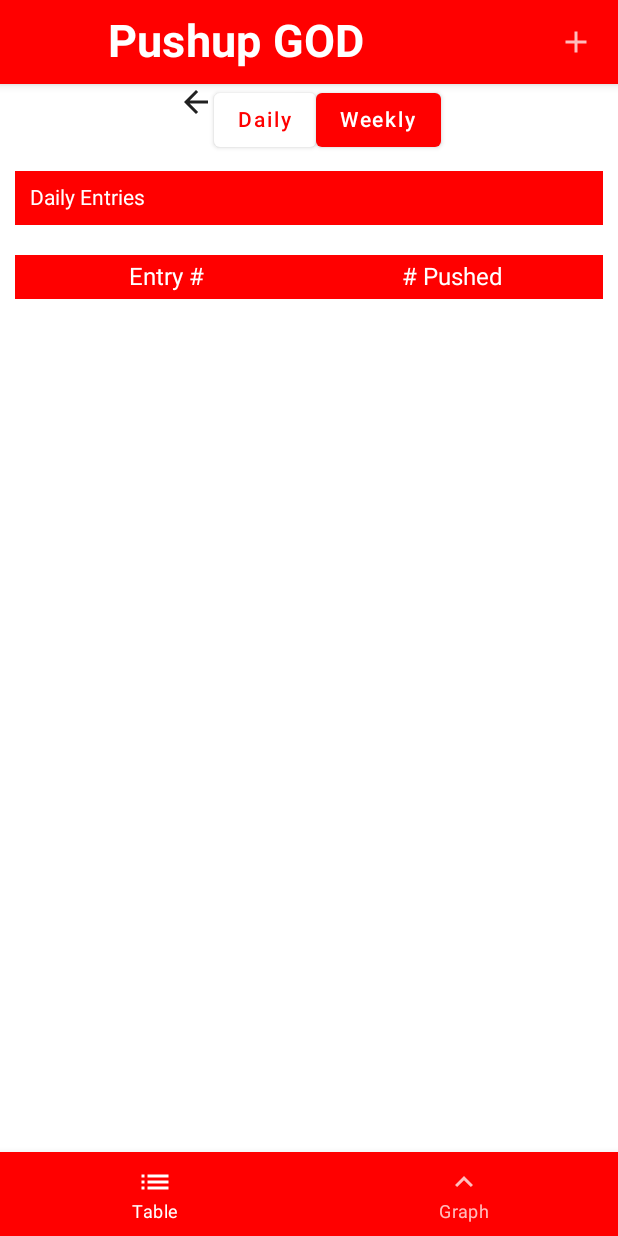
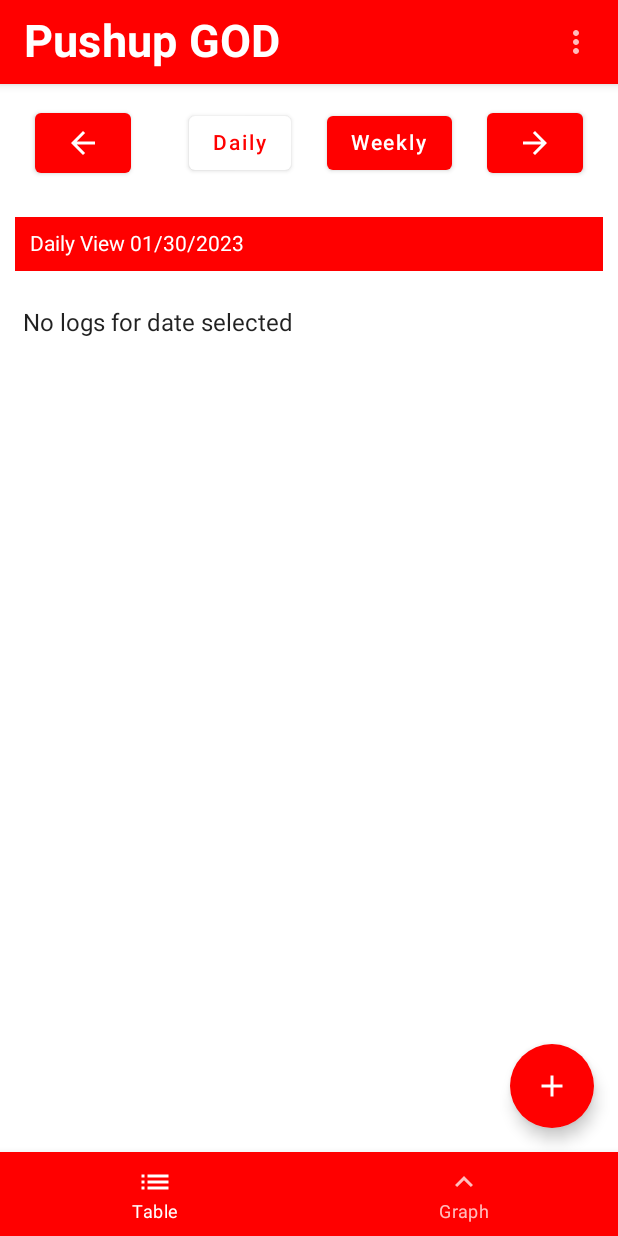
Before and after one commit to NShanklin22/PushupGod, an Android app built with Jetpack Compose: the screen it shows after launch (MainActivity), on a phone screen of 412 x 824 dp. Run offline under Robolectric (Android 15) with nearby library versions, the phone set to English and light mode, and no system bars; our stand-ins replace Room's generated code, accompanist, livedata-compose.

Commit message:
Made several changes before finishing up block of study time

```diff
--- a/app/src/main/java/com/example/pushupgod/MainActivity.kt
+++ b/app/src/main/java/com/example/pushupgod/MainActivity.kt
@@ -10,6 +10,8 @@ import androidx.activity.ComponentActivity
 import androidx.activity.compose.setContent
 import androidx.compose.foundation.layout.*
 import androidx.compose.material.*
+import androidx.compose.material.icons.Icons
+import androidx.compose.material.icons.filled.Add
 import androidx.compose.runtime.*
 import androidx.compose.runtime.livedata.observeAsState
 import androidx.compose.ui.Modifier
@@ -91,6 +93,16 @@ fun ScreenSetup(viewModel: MainViewModel){
 
     Scaffold(
         topBar = { TopNavigationBar(navController = navController, viewModel) },
+        floatingActionButton = {
+            FloatingActionButton(
+                onClick = {
+                    viewModel.NewEntrySelected = true
+                }
+            ) {
+                // Add an icon to the FAB using the Icon component
+                Icon(imageVector = Icons.Default.Add, contentDescription = "Add a new entry")
+            }
+        },
         content = { NavigationHost(navController = navController, viewModel)},
         bottomBar = { BottomNavigationBar(navController = navController) }
     )
@@ -98,8 +110,6 @@ fun ScreenSetup(viewModel: MainViewModel){
 
 @Composable
 fun NavigationHost(navController: NavHostController, viewModel: MainViewModel){
-    val allLogs by viewModel.allLogs.observeAsState(listOf())
-
     NavHost(
         navController = navController,
         startDestination = NavRoutes.Splash.route,
@@ -108,7 +118,7 @@ fun NavigationHost(navController: NavHostController, viewModel: MainViewModel){
             AnimatedSplashScreen(navController)
         }
         composable(NavRoutes.Table.route){
-            TableScreen(allLogs,viewModel)
+            TableScreen(viewModel)
         }
         composable(NavRoutes.Graph.route){
             GraphScreen()
--- a/app/src/main/java/com/example/pushupgod/database/LogDAO.kt
+++ b/app/src/main/java/com/example/pushupgod/database/LogDAO.kt
@@ -1,6 +1,7 @@
 package com.example.pushupgod
 
 import androidx.lifecycle.LiveData
+import androidx.lifecycle.MutableLiveData
 import androidx.room.Dao
 import androidx.room.Insert
 import androidx.room.Query
@@ -21,6 +22,14 @@ interface PushupLogDao {
     @Query("SELECT * FROM pushupLogs")
     fun getAllLogs(): LiveData<List<PushupLog>>
 
-    @Query("SELECT * FROM pushupLogs ORDER BY date")
-    fun sortLogs(): LiveData<List<PushupLog>>
+    // The Query is what will be used to access the database
+    // the function name followed by : the data type returned
+    @Query("SELECT * FROM pushupLogs ORDER BY date DESC")
+    fun sortLogsByDateDesc(): List<PushupLog>
+
+    @Query("SELECT * FROM pushupLogs ORDER BY date ASC")
+    fun sortLogsByDateAsc(): List<PushupLog>
+
+    @Query("SELECT * FROM pushupLogs WHERE date BETWEEN :StartDate AND :EndDate")
+    fun getLogsBetweenDates(StartDate: String, EndDate: String): List<PushupLog>
 }
--- a/app/src/main/java/com/example/pushupgod/database/LogRepository.kt
+++ b/app/src/main/java/com/example/pushupgod/database/LogRepository.kt
@@ -4,39 +4,49 @@ import androidx.lifecycle.LiveData
 import androidx.lifecycle.MutableLiveData
 import com.example.pushupgod.PushupLogDao
 import kotlinx.coroutines.*
+import kotlin.math.log
 
 class LogRepository(private val logDao: PushupLogDao) {
 
-    val allLogs: LiveData<List<PushupLog>> = logDao.getAllLogs()
-    val selectedLogs = MutableLiveData<List<PushupLog>>()
+    // Listed logs are all logs that will be displayed on the table view
+    var listedLogs = MutableLiveData<List<PushupLog>>()
     private val coroutineScope = CoroutineScope(Dispatchers.Main)
 
+    // Insert a new log into the database
     fun insertLog(newLog: PushupLog) {
         coroutineScope.launch(Dispatchers.IO) {
             logDao.insertLog(newLog)
         }
     }
 
-    fun deleteLog(name: String) {
+    //Delete a log from the database
+    fun deleteLog(ID: String) {
         coroutineScope.launch(Dispatchers.IO) {
-            logDao.deleteLog(name)
+            logDao.deleteLog(ID)
         }
     }
 
+    //Find a log from the database by name
     fun findLog(name: String) {
         coroutineScope.launch(Dispatchers.Main) {
-            selectedLogs.value = asyncFind(name).await()
+            listedLogs.postValue(asyncFind(name).await())
         }
     }
-
     private fun asyncFind(name: String): Deferred<List<PushupLog>> =
         coroutineScope.async(Dispatchers.IO) {
             return@async logDao.findLog(name)
         }
 
-    fun SortLogs(SortOrder: String){
+
+    // Find all logs between the start date and end date
+    fun getLogsBetweenDates(StartDate: String, EndDate:String){
+        logDao.getLogsBetweenDates(StartDate,EndDate)
+    }
+
+    // Sort the logs
+    fun sortLogs(){
         coroutineScope.launch(Dispatchers.IO) {
-            logDao.sortLogs()
+            listedLogs.postValue(logDao.sortLogsByDateDesc())
         }
     }
 }
--- a/app/src/main/java/com/example/pushupgod/database/MainViewModel.kt
+++ b/app/src/main/java/com/example/pushupgod/database/MainViewModel.kt
@@ -1,7 +1,9 @@
 package com.example.pushupgod.database
 
 import android.app.Application
+import android.os.Build
 import android.text.BoringLayout
+import androidx.annotation.RequiresApi
 import androidx.compose.runtime.getValue
 import androidx.compose.runtime.mutableStateOf
 import androidx.compose.runtime.setValue
@@ -9,31 +11,36 @@ import androidx.lifecycle.LiveData
 import androidx.lifecycle.MutableLiveData
 import androidx.lifecycle.ViewModel
 import java.text.SimpleDateFormat
+import java.time.LocalDate
+import java.time.Period
+import java.time.format.DateTimeFormatter
 import java.util.*
 
+@RequiresApi(Build.VERSION_CODES.O)
 class MainViewModel(application: Application) : ViewModel() {
 
-    // allLogs provides all pushup logs as a List of PushupLog Objects
-    val allLogs: LiveData<List<PushupLog>>
     // repository is an instance of class LogRepository in system tree, hold methods for accessing data
     private val repository: LogRepository
-    // search results is reutrned by the repository
-    val selectedLogs: MutableLiveData<List<PushupLog>>
     var dailySelected by mutableStateOf(true)
     // Variable to note if in the new entry page
     var NewEntrySelected by mutableStateOf(false)
 
+    // Variable to store the active week
+    val dateFormatter = DateTimeFormatter.ofPattern("MM/dd/yyyy")
+    val TodaysDate = LocalDate.now()
+    var activeDay by mutableStateOf(TodaysDate)
+    var activeDayString by mutableStateOf(TodaysDate.format(dateFormatter))
+
+    // listed logs are what are displayed on the main
+    lateinit var listedLogs : MutableLiveData<List<PushupLog>>
+
+    // Variable to store the active day
 
     init {
         val logDb = PushupLogDatabase.getInstance(application)
         val logDao = logDb.productDao()
         repository = LogRepository(logDao)
-        allLogs = repository.allLogs
-        selectedLogs = repository.selectedLogs
-    }
-
-    fun onDismissDialog(){
-
+        listedLogs = repository.listedLogs
     }
 
     fun insertlog(pushupLog: PushupLog) {
@@ -48,7 +55,15 @@ class MainViewModel(application: Application) : ViewModel() {
         repository.deleteLog(name)
     }
 
-    fun sortLogs(SortOrder: String){
+    fun sortLogs() {
+        repository.sortLogs()
+    }
 
+    fun changeActiveDatae(direction: Int){
+        if(direction == 1){
+            activeDay = activeDay.plusDays(1)
+        }else{
+            activeDay = activeDay.minusDays(1)
+        }
     }
 }
--- a/app/src/main/java/com/example/pushupgod/ui/appbar/TopAppBar.kt
+++ b/app/src/main/java/com/example/pushupgod/ui/appbar/TopAppBar.kt
@@ -1,21 +1,21 @@
 package com.example.pushupgod.ui.appbar
 
 import android.content.ContentValues.TAG
+import android.os.Build
 import android.util.Log
+import androidx.annotation.RequiresApi
 import androidx.compose.foundation.layout.fillMaxSize
 import androidx.compose.foundation.layout.fillMaxWidth
 import androidx.compose.material.*
 import androidx.compose.material.icons.Icons
-import androidx.compose.material.icons.filled.Add
-import androidx.compose.material.icons.filled.ArrowBack
-import androidx.compose.material.icons.filled.Search
-import androidx.compose.runtime.Composable
-import androidx.compose.runtime.mutableStateOf
-import androidx.compose.runtime.remember
+import androidx.compose.material.icons.filled.*
+import androidx.compose.runtime.*
 import androidx.compose.ui.Modifier
 import androidx.compose.ui.graphics.Color
+import androidx.compose.ui.platform.LocalContext
 import androidx.compose.ui.res.stringResource
 import androidx.compose.ui.text.font.FontWeight
+import androidx.compose.ui.text.style.TextAlign
 import androidx.compose.ui.tooling.preview.Preview
 import androidx.compose.ui.unit.sp
 import androidx.lifecycle.viewmodel.compose.viewModel
@@ -26,43 +26,73 @@ import com.example.pushupgod.NavBarItems
 import com.example.pushupgod.database.MainViewModel
 import com.example.pushupgod.ui.screens.NewEntryDialog
 
+@RequiresApi(Build.VERSION_CODES.O)
 @Composable
 fun TopNavigationBar(
     navController: NavHostController,
     viewModel: MainViewModel
 ){
+
+    // showMenu variable will determine if "more options" will display the additional options
+    var showMenu by remember{ mutableStateOf(false) }
+    var sortMenu by remember{ mutableStateOf(false) }
+    var context = LocalContext.current
+
     TopAppBar(
-        navigationIcon = {
-
-        },
         title = {
             Text(
+                textAlign = TextAlign.Start,
                 text = "Pushup GOD",
                 color = Color.White,
                 fontWeight = FontWeight.Bold,
                 fontSize = 30.sp)
         },
         actions = {
-            AppBarActions {
-                viewModel.NewEntrySelected = true
+            // Icon button will show the drop down menu when clicked
+            IconButton(
+                onClick = {
+                    showMenu = !showMenu
+                }
+            ){
+                Icon(
+                    imageVector = Icons.Default.MoreVert,
+                    contentDescription = "show options"
+                )
             }
+            // Drow down menu will hold the additional menu options
+            DropdownMenu(
+                expanded = showMenu,
+                onDismissRequest = { showMenu = false}
+            ) {
+                DropdownMenuItem(onClick = { /*TODO*/ }) {
+                    Text("Settings")
+                }
+                DropdownMenuItem(onClick = { /*TODO*/ }) {
+                    Text("About")
+                }
+            }
+
         },
         backgroundColor = Color.Red
     )
 }
 
 @Composable
+fun optionMenu(){
+
+}
+
+@Composable
 fun AppBarActions(
-    onAddClicked:()-> Unit,
+    OnSortClicked:()-> Unit,
     ){
     IconButton(
         onClick = {
-            onAddClicked()
-            Log.e(TAG, "AppBarActions: The button has clicked")
+
         }
     ){
         Icon(
-            imageVector = Icons.Filled.Add,
+            imageVector = Icons.Default.MoreVert,
             contentDescription = "Add New Entry"
         )
     }
--- a/app/src/main/java/com/example/pushupgod/ui/screens/TableScreen.kt
+++ b/app/src/main/java/com/example/pushupgod/ui/screens/TableScreen.kt
@@ -1,5 +1,8 @@
 package com.example.pushupgod.ui.screens
 
+import android.os.Build
+import android.widget.Toast
+import androidx.annotation.RequiresApi
 import androidx.compose.foundation.background
 import androidx.compose.foundation.layout.*
 import androidx.compose.foundation.lazy.LazyColumn
@@ -7,12 +10,15 @@ import androidx.compose.foundation.lazy.items
 import androidx.compose.foundation.text.KeyboardOptions
 import androidx.compose.material.*
 import androidx.compose.material.icons.Icons
+import androidx.compose.material.icons.filled.Add
 import androidx.compose.material.icons.filled.ArrowBack
+import androidx.compose.material.icons.filled.ArrowForward
 import androidx.compose.runtime.*
 import androidx.compose.runtime.livedata.observeAsState
 import androidx.compose.ui.Alignment
 import androidx.compose.ui.Modifier
 import androidx.compose.ui.graphics.Color
+import androidx.compose.ui.platform.LocalContext
 import androidx.compose.ui.text.TextStyle
 import androidx.compose.ui.text.font.FontWeight
 import androidx.compose.ui.text.input.KeyboardType
@@ -23,89 +29,84 @@ import androidx.compose.ui.unit.sp
 import androidx.lifecycle.viewmodel.compose.viewModel
 import com.example.pushupgod.database.MainViewModel
 import com.example.pushupgod.database.PushupLog
+import java.text.DateFormat
 import java.text.SimpleDateFormat
+import java.time.LocalDate
+import java.time.Period
+import java.time.format.DateTimeFormatter
 import java.util.*
+import java.util.logging.Logger
 
+@RequiresApi(Build.VERSION_CODES.O)
 @Composable
 fun TableScreen(
-    allLogs: List<PushupLog>,
     viewModel: MainViewModel
 ){
     // All items placed inside of a column
     Column(
         modifier = Modifier.fillMaxSize()
     ) {
-        // Set todays date as a string
-        val todayDate = SimpleDateFormat("MM/dd/yyyy", Locale.US).format(Date()).toString()
-        viewModel.findLog(todayDate)
-        val selectedLogs by viewModel.selectedLogs.observeAsState(listOf())
-        val allLogs by viewModel.allLogs.observeAsState(listOf())
-        var head1 = if(viewModel.dailySelected) "Entry #" else "Date"
 
-        // Adding a data selector to the top of the table
+        // Top data range select allows user to navigate between different dates for data
         DataRangeSelector(viewModel = viewModel)
-        // All logs based from main activity
-        if (allLogs != null) {
-            // Lazy column will display all the of the entries
-            LazyColumn(
-                Modifier
-                    .fillMaxWidth()
-                    .padding(10.dp),
-            ) {
-                // list stores the current list of logs to be displayed
-                if(viewModel.dailySelected){
-                    val list = selectedLogs
-                    val key1 ="date"
-                }else{
-                    val list = allLogs
-                    val key1 = "id"
-                }
-                val list = if (viewModel.dailySelected) selectedLogs else allLogs
 
-                // First item is the Title Row followed by "items" which is based a list
-                item {
-                    TitleRow(head1 = head1, head2 = "Date", head3 = "# Pushed")
-                }
+        // Data Table view holds code for the table UI
+        DataTable(viewModel = viewModel)
 
-                items(list) { log ->
-                    logRow(
-                        key = if(viewModel.dailySelected){log.id.toString()}else{log.date},
-                        numPushed = log.numPushed
-                    )
-                }
-            }
-        }
     }
 }
 
 // Allows selection between daily and weekly data
+@RequiresApi(Build.VERSION_CODES.O)
 @Composable
 fun DataRangeSelector(viewModel: MainViewModel){
+
     // Get the daily and weekly selected states from viewModel
     var dailySelected = viewModel.dailySelected
+
     // Set the button color based on the daily and weekly selected
     val DailyBackgroundColor = if(dailySelected) Color.White else Color.Red
     val DailyTextColor = if(dailySelected) Color.Red else Color.White
     val WeeklyBackgroundColor = if(dailySelected) Color.Red else Color.White
     val WeeklyTextColor = if(dailySelected) Color.White else Color.Red
-    val todayDate = SimpleDateFormat("MM/dd/yyyy", Locale.US).format(Date()).toString()
 
+    // Date formatter for date strings
+    val dateFormatter = DateTimeFormatter.ofPattern("MM/dd/YYYY")
+
+    // Get date information to be displayed in second row
+    var activeDate = viewModel.activeDay.format(dateFormatter).toString()
+
+    val weekStart = SimpleDateFormat("MM/dd/yyyy", Locale.US).format(Date()).toString()
+    val weekEnd = SimpleDateFormat("MM/dd/yyyy", Locale.US).format(Date()).toString()
+
+    // Get the context for the toast
+    val context = LocalContext.current
     // Components will sit inside of a row
     Column() {
+
+        // First row has the daily/weekly entries selector
         Row(
-            modifier = Modifier.fillMaxWidth(),
-            horizontalArrangement = Arrangement.Center
+            modifier = Modifier.fillMaxWidth().padding(vertical = 15.dp),
+            horizontalArrangement = Arrangement.SpaceEvenly,
         ){
-            Icon(
-                Icons.Default.ArrowBack,
-                contentDescription = "Go backwards in time"
-            )
+
+            // Back arrow to navigate backwards through time
+            Button(
+                modifier = Modifier.padding(horizontal = 15.dp),
+                onClick = {
+                    viewModel.changeActiveDatae(2)
+                }
+            ){
+                Icon(imageVector = Icons.Default.ArrowBack, contentDescription = "Navigate backward in ~time")
+            }
+
             // Daily data button
             Button(
+                modifier = Modifier.padding(horizontal = 15.dp),
                 onClick = {
                     // Change the value of daily selected
                     viewModel.dailySelected = true
-                    viewModel.findLog(todayDate)
+                    viewModel.findLog(activeDate)
                 },
                 colors = ButtonDefaults.buttonColors(
                     backgroundColor = DailyBackgroundColor,
@@ -120,7 +121,7 @@ fun DataRangeSelector(viewModel: MainViewModel){
                 onClick = {
                     // Change the value of daily selected
                     viewModel.dailySelected = false
-
+                    viewModel.findLog(activeDate)
                 },
                 colors = ButtonDefaults.buttonColors(
                     backgroundColor = WeeklyBackgroundColor,
@@ -129,7 +130,19 @@ fun DataRangeSelector(viewModel: MainViewModel){
             ){
                 Text("Weekly")
             }
+
+            // Button to navigate forward through time
+            Button(
+                modifier = Modifier.padding(horizontal = 15.dp),
+                onClick = {
+                    viewModel.changeActiveDatae(1)
+                }
+            ){
+                Icon(imageVector = Icons.Default.ArrowForward, contentDescription = "Navigate forward in ~time")
+            }
         }
+
+        // Second row provides text feedback on what timeframe is selected
         Row(
             modifier = Modifier
                 .fillMaxWidth()
@@ -140,9 +153,9 @@ fun DataRangeSelector(viewModel: MainViewModel){
                 modifier = Modifier.padding(vertical = 10.dp, horizontal = 10.dp),
                 text =
                 if(dailySelected){
-                    "Daily Entries"
+                    "Daily View ${activeDate}"
                 }else{
-                    "Weekly Entries"
+                    "Weekly View | Week ${1} | ${GetDateAndTime(date = "nate")}"
                 },
                 style = TextStyle(
                     color = Color.White
@@ -151,6 +164,49 @@ fun DataRangeSelector(viewModel: MainViewModel){
         }
     }
 
+}
+
+@RequiresApi(Build.VERSION_CODES.O)
+@Composable
+fun DataTable(viewModel: MainViewModel){
+    // Variable to hold todays date
+    val todayDate = SimpleDateFormat("MM/dd/yyyy", Locale.US).format(Date()).toString()
+    // Get the list of logs from the viewModel
+    var listLogs = viewModel.listedLogs.value
+
+    // Set the table head depending on where daily values button is selected
+    var TableHead1 = if(viewModel.dailySelected) "Entry #" else "Date"
+
+    if (listLogs != null) {
+            // Lazy column will display all the of the entries
+            LazyColumn(
+                Modifier
+                    .fillMaxWidth()
+                    .padding(10.dp),
+            ) {
+                // First item is the Title Row followed by "items" which is based a list
+                item {
+                    TitleRow(head1 = TableHead1, head2 = "Date", head3 = "# Pushed")
+                }
+
+                items(listLogs) { log ->
+                    logRow(
+                        key = if (viewModel.dailySelected) {
+                            log.id.toString()
+                        } else {
+                            log.date
+                        },
+                        numPushed = log.numPushed
+                    )
+                }
+            }
+    }
+    else{
+        Text(
+            modifier = Modifier.padding(15.dp),
+            text = "No logs for date selected"
+        )
+    }
 }
 
 // Title Row for top of data table
@@ -198,3 +254,20 @@ fun logRow(key:String,numPushed:Int){
         )
     }
 }
+
+@RequiresApi(Build.VERSION_CODES.O)
+@Composable
+fun GetDateAndTime(date: String): String{
+    val dateFormatter = DateTimeFormatter.ofPattern("MM/dd/YY")
+    val TodaysDate = LocalDate.now()
+    val dayOfWeek = Calendar.DAY_OF_WEEK
+    val startOfWeek = TodaysDate.minus(Period.of(0,0,dayOfWeek - 1)).format(dateFormatter).toString()
+    val endOfWeek = TodaysDate.plusDays((dayOfWeek - 7).toLong()).format(dateFormatter).toString()
+    return "$startOfWeek to $endOfWeek"
+}
+
+@RequiresApi(Build.VERSION_CODES.O)
+@Preview(showBackground = true)
+@Composable
+fun DefaultPreview(){
+}
--- a/app/src/main/java/com/example/pushupgod/ui/theme/Theme.kt
+++ b/app/src/main/java/com/example/pushupgod/ui/theme/Theme.kt
@@ -9,8 +9,8 @@ import androidx.compose.ui.graphics.Color
 import com.google.accompanist.systemuicontroller.rememberSystemUiController
 
 private val DarkColorPalette = darkColors(
-    primary = RedMain,
-    primaryVariant = RedMain,
+    primary = SynthwaveRed,
+    primaryVariant = SynthwaveYellow,
     secondary = RedMain
 )
 
--- a/app/src/main/res/values/themes.xml
+++ b/app/src/main/res/values/themes.xml
@@ -2,6 +2,6 @@
 <resources>
 
     <style name="Theme.PushupGod" parent="android:Theme.Material.Light.NoActionBar">
-        <item name="android:statusBarColor">@color/red_bitches</item>
+        <item name="android:statusBarColor">@color/SynthwaveOrange</item>
     </style>
 </resources>
```
